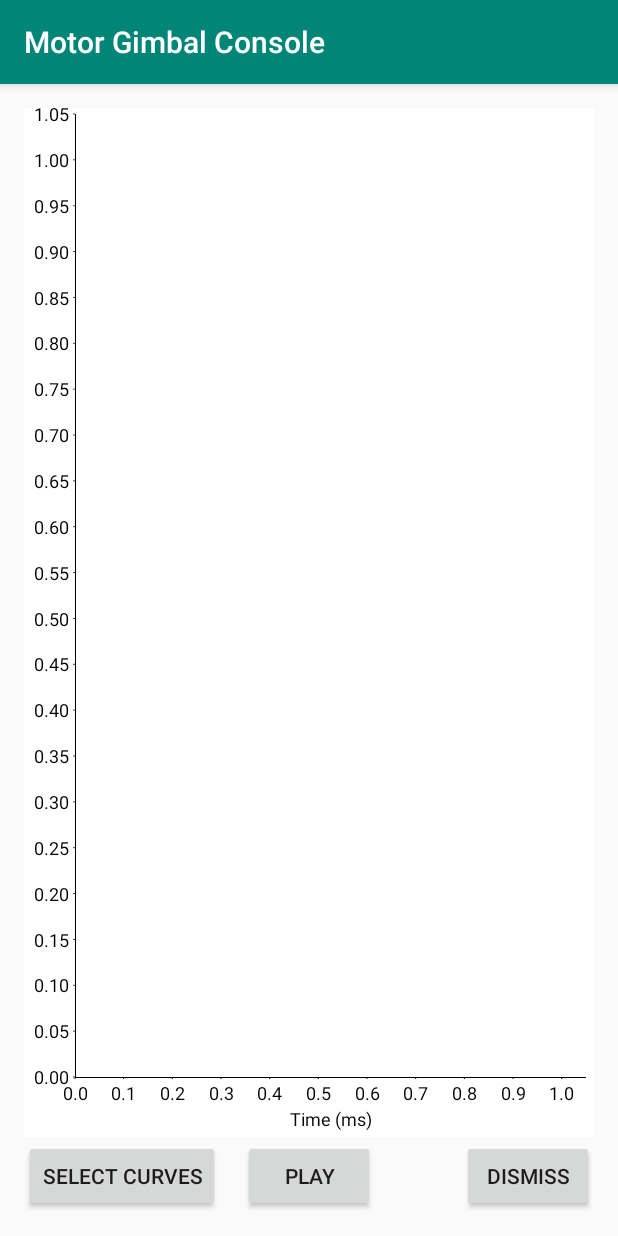
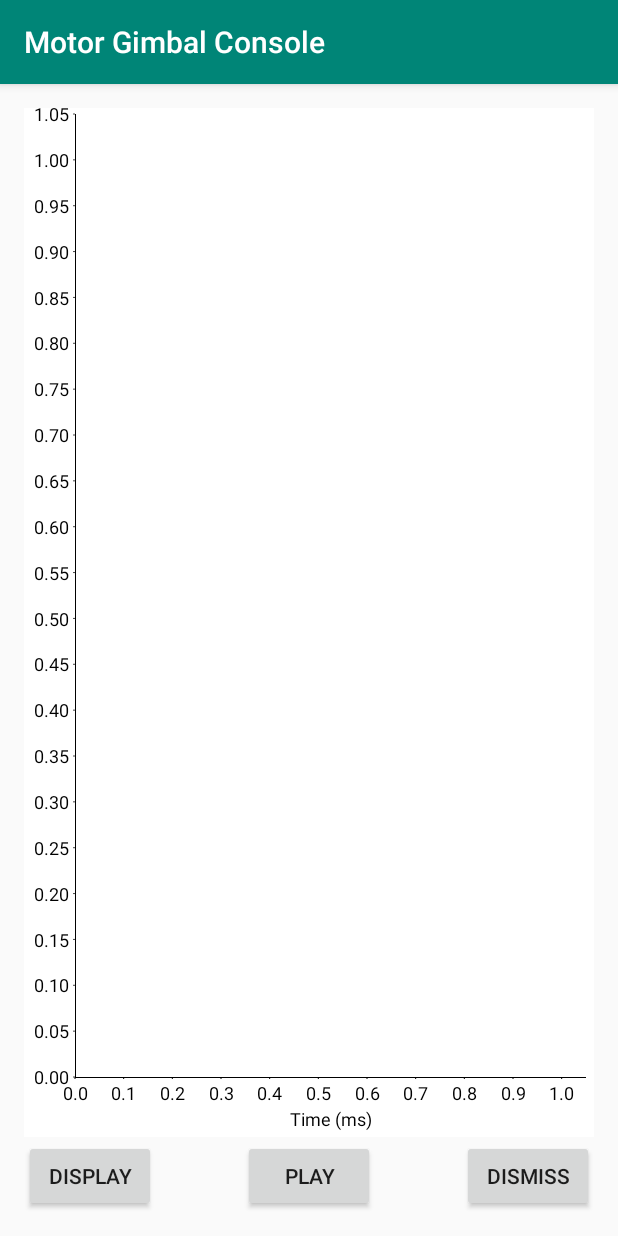
Before and after one commit to bdureau/MotorGimbalConsole, an Android app: the FlightViewActivity screen opened directly, with no data from a screen before it, on a phone screen of 412 x 824 dp. Run offline under Robolectric (Android 15) with nearby library versions, the phone set to English and light mode, and no system bars; 2 statements that could not run were skipped.

Commit message:
Translations fixes

```diff
--- a/app/src/main/java/com/motorgimbalconsole/ConsoleTabConfigActivity.java
+++ b/app/src/main/java/com/motorgimbalconsole/ConsoleTabConfigActivity.java
@@ -26,6 +26,10 @@ import java.io.IOException;
 import java.util.ArrayList;
 import java.util.List;
 
+/**
+ * @description: Gimbal configuration
+ * @author: boris.dureau@neuf.fr
+ **/
 public class ConsoleTabConfigActivity extends AppCompatActivity {
     private ViewPager mViewPager;
     SectionsPageAdapter adapter;
--- a/app/src/main/java/com/motorgimbalconsole/ConsoleTabStatusActivity.java
+++ b/app/src/main/java/com/motorgimbalconsole/ConsoleTabStatusActivity.java
@@ -25,6 +25,10 @@ import java.util.List;
 import processing.android.PFragment;
 import processing.core.PApplet;
 
+/**
+ * @description: Gimbal real time telemetry
+ * @author: boris.dureau@neuf.fr
+ **/
 public class ConsoleTabStatusActivity extends AppCompatActivity {
     private ViewPager mViewPager;
     SectionsStatusPageAdapter adapter;
--- a/app/src/main/java/com/motorgimbalconsole/FlightListActivity.java
+++ b/app/src/main/java/com/motorgimbalconsole/FlightListActivity.java
@@ -211,7 +211,7 @@ public class FlightListActivity extends AppCompatActivity {
             builder.setMessage(getResources().getString(R.string.msg7))
                     .setTitle(getResources().getString(R.string.msg8))
                     .setCancelable(false)
-                    .setNegativeButton("Cancel", new DialogInterface.OnClickListener() {
+                    .setNegativeButton(getResources().getString(R.string.Flight_list_cancel), new DialogInterface.OnClickListener() {
                         public void onClick(final DialogInterface dialog, final int id) {
                             dialog.cancel();
                             myBT.setExit(true);
@@ -247,11 +247,11 @@ public class FlightListActivity extends AppCompatActivity {
             flightList.setOnItemClickListener(myListClickListener);
             //if(Environment.getExternalStorageState()!=null)
                // msg(Environment.getExternalStorageDirectory().toString());
-                appendLog2();
+               // appendLog2();
             //progress.dismiss();
             alert.dismiss();
             if (myflight.getNbrOfFlight()==0 )
-                msg("No flights have been recorded");
+                msg(getResources().getString(R.string.FL_msg9));
         }
     }
 
--- a/app/src/main/java/com/motorgimbalconsole/FlightViewActivity.java
+++ b/app/src/main/java/com/motorgimbalconsole/FlightViewActivity.java
@@ -33,7 +33,8 @@ import java.util.Arrays;
 import static android.view.View.*;
 
 /**
- * @description: This will display each flight
+ * @description: This will display each flight. You can select which curve you want to display.
+ * You can also  play back the flight
  * @author: boris.dureau@neuf.fr
  **/
 
@@ -226,7 +227,7 @@ public class FlightViewActivity extends AppCompatActivity {
                     else
                     checkedItems[i] = false;
                 }
-                // boolean[] checkedItems = {true, false, false, true, false};
+
 
                 builder.setMultiChoiceItems(curvesNames, checkedItems, new DialogInterface.OnMultiChoiceClickListener() {
                     @Override
--- a/app/src/main/java/com/motorgimbalconsole/QuaternionUtils.java
+++ b/app/src/main/java/com/motorgimbalconsole/QuaternionUtils.java
@@ -8,6 +8,10 @@ import static processing.core.PApplet.cos;
 import static processing.core.PApplet.sin;
 import static processing.core.PApplet.sqrt;
 import static processing.core.PApplet.unhex;
+/**
+ * @description: This class will have all the quaternions functions
+ * @author: boris.dureau@neuf.fr
+ **/
 
 public class QuaternionUtils {
     float decodeFloat(String inString) {
--- a/app/src/main/java/com/motorgimbalconsole/Rocket.java
+++ b/app/src/main/java/com/motorgimbalconsole/Rocket.java
@@ -5,7 +5,10 @@ import java.io.IOException;
 import processing.core.PApplet;
 import processing.core.PFont;
 import processing.core.PImage;
-
+/**
+ * @description: Gimbal rocket orientation. This display the rocket orientation
+ * @author: boris.dureau@neuf.fr
+ **/
 public class Rocket extends PApplet {
     public void settings() {
         //size(800, 600);
--- a/app/src/main/res/layout/activity_flight_view.xml
+++ b/app/src/main/res/layout/activity_flight_view.xml
@@ -37,7 +37,7 @@
         android:layout_alignParentBottom="true"
         android:layout_centerHorizontal="false"
         android:gravity="center_horizontal|center_vertical"
-        android:text="Select curves" />
+        android:text="@string/select_curves" />
 
     <Button
         android:id="@+id/butPlay"
@@ -46,6 +46,6 @@
         android:layout_alignParentBottom="true"
         android:layout_centerHorizontal="true"
         android:gravity="center_horizontal|center_vertical"
-        android:text="Play" />
+        android:text="@string/play" />
 
 </RelativeLayout>
```
Also changed, not shown: app/src/main/java/com/motorgimbalconsole/MainActivityScreen.java (+4 -4 lines), app/src/main/java/com/motorgimbalconsole/PlayFlight.java (+4 -3 lines), app/src/main/java/com/motorgimbalconsole/SearchBluetooth.java (+4 -5 lines), app/src/main/res/values/strings.xml (+13 -3 lines), 1 other file.
